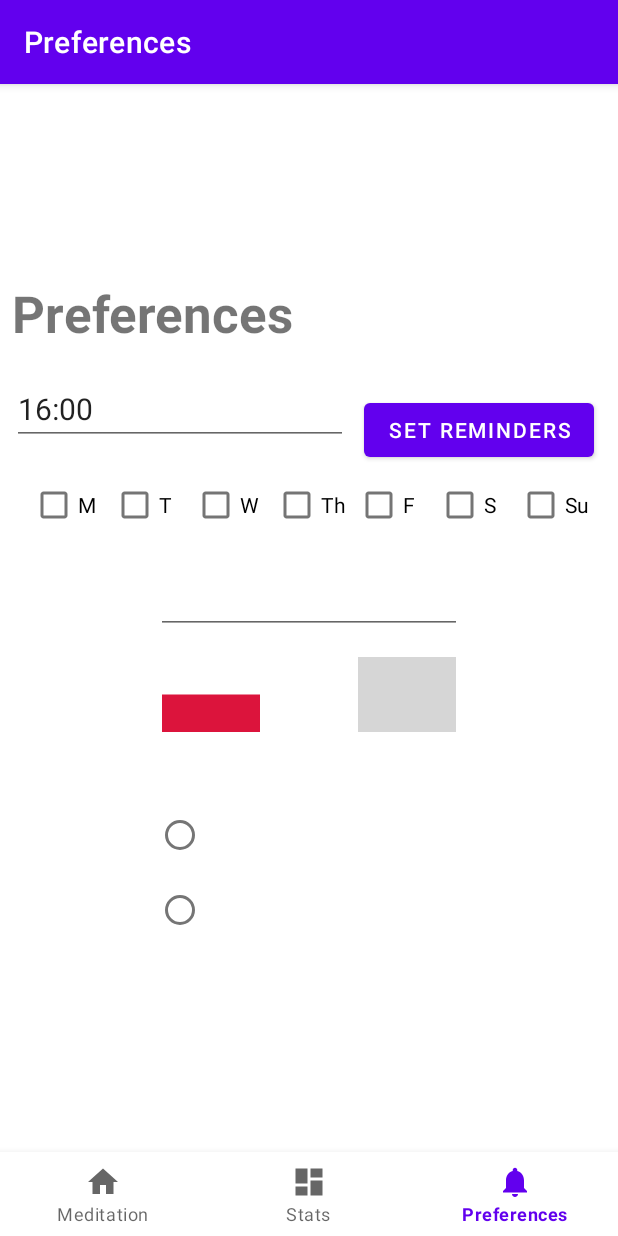
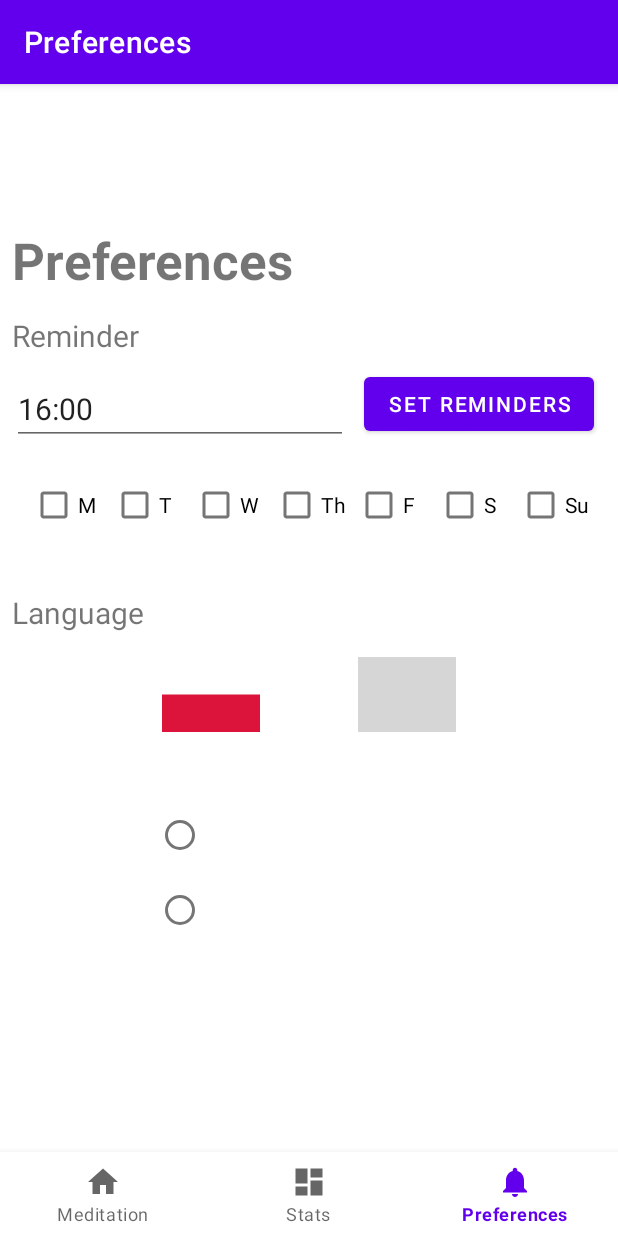
Before and after one commit to mikkac/zen_zone, an Android app: the PreferencesFragment screen opened through its navigation route, on a phone screen of 412 x 824 dp. Run offline under Robolectric (Android 15) with nearby library versions, the phone set to English and light mode, and no system bars; our stand-ins replace navigation-ui; grey boxes are pictures that could not be loaded.

Commit message:
#15 - Implement reminders - code cleanup

```diff
--- a/ZenZone/app/src/main/AndroidManifest.xml
+++ b/ZenZone/app/src/main/AndroidManifest.xml
@@ -5,15 +5,16 @@
     <uses-permission android:name="android.permission.POST_NOTIFICATIONS" />
     <uses-permission android:name="android.permission.SCHEDULE_EXACT_ALARM" />
     <uses-permission android:name="android.permission.FOREGROUND_SERVICE" />
+
     <application
         android:allowBackup="true"
         android:dataExtractionRules="@xml/data_extraction_rules"
+        android:enableOnBackInvokedCallback="true"
         android:fullBackupContent="@xml/backup_rules"
         android:icon="@mipmap/ic_launcher"
         android:label="@string/app_name"
         android:supportsRtl="true"
         android:theme="@style/Theme.ZenZone"
-        android:enableOnBackInvokedCallback="true"
         tools:targetApi="31">
         <activity
             android:name=".MainActivity"
--- a/ZenZone/app/src/main/java/zen/zone/ui/preferences/PreferencesFragment.java
+++ b/ZenZone/app/src/main/java/zen/zone/ui/preferences/PreferencesFragment.java
@@ -49,7 +49,8 @@ public class PreferencesFragment extends Fragment {
 
         final TextView textView = binding.textPreferences;
         preferencesViewModel.getText().observe(getViewLifecycleOwner(), textView::setText);
-
+        TextView reminderText = view.findViewById(R.id.reminder);
+        reminderText.setText("Reminder");
         TextView preferencesText = view.findViewById(R.id.text_preferences);
         preferencesText.setText("Preferences");
         timeEditText = view.findViewById(R.id.text_reminder);
@@ -68,6 +69,8 @@ public class PreferencesFragment extends Fragment {
         saturday.setText("S");
         CheckBox sunday = view.findViewById(R.id.checkBox_sunday);
         sunday.setText("Su");
+        TextView languageText = view.findViewById(R.id.text_language);
+        languageText.setText("Language");
 
         dayCheckBoxes = new CheckBox[] {monday, tuesday, wednesday, thursday, friday, saturday, sunday};
         Button reminderButton = view.findViewById(R.id.button_reminder);
--- a/ZenZone/app/src/main/res/layout/fragment_preferences.xml
+++ b/ZenZone/app/src/main/res/layout/fragment_preferences.xml
@@ -75,7 +75,7 @@
         app:layout_constraintHorizontal_bias="1.0"
         app:layout_constraintStart_toStartOf="parent"
         app:layout_constraintTop_toTopOf="parent"
-        app:layout_constraintVertical_bias="0.1"
+        app:layout_constraintVertical_bias="0.047"
         tools:text="Preferences" />
 
     <EditText
@@ -93,7 +93,7 @@
         app:layout_constraintStart_toStartOf="parent"
         app:layout_constraintTop_toTopOf="parent"
         app:layout_constraintVertical_bias="0.196"
-        tools:text="Reminder" />
+        tools:text="00:00" />
 
     <TextView
         android:id="@+id/text_language"
@@ -159,22 +159,20 @@
         app:layout_constraintTop_toBottomOf="@+id/text_reminder"
         tools:text="W" />
 
-    <EditText
-        android:id="@+id/editTextTime"
-        android:layout_width="204dp"
-        android:layout_height="54dp"
-        android:layout_marginStart="101dp"
-        android:layout_marginTop="8dp"
-        android:layout_marginEnd="101dp"
-        android:autofillHints="00:00"
+    <TextView
+        android:id="@+id/reminder"
+        android:layout_width="226dp"
+        android:layout_height="48dp"
+        android:layout_marginStart="8dp"
+        android:layout_marginTop="14dp"
         android:ems="10"
-        android:inputType="time"
-        android:textAlignment="center"
-        app:layout_constraintEnd_toEndOf="parent"
+        android:inputType="text"
+        android:textAlignment="textStart"
+        android:textSize="20sp"
         app:layout_constraintStart_toStartOf="parent"
-        app:layout_constraintTop_toBottomOf="@+id/checkBox_saturday"
+        app:layout_constraintTop_toBottomOf="@+id/text_preferences"
         tools:ignore="LabelFor"
-        tools:text="00:00" />
+        tools:text="Reminder" />
 
     <ImageButton
         android:id="@+id/imageButton_poland"
```
Also changed, not shown: ZenZone/app/src/main/java/zen/zone/MainActivity.java (+2 -12 lines).
